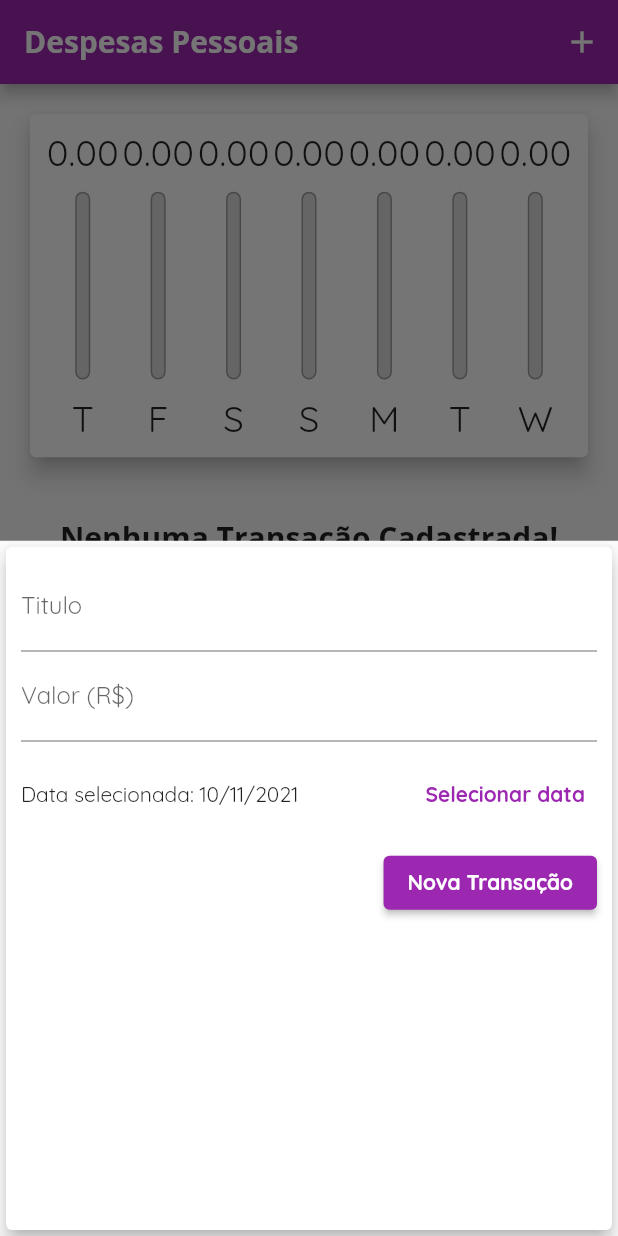
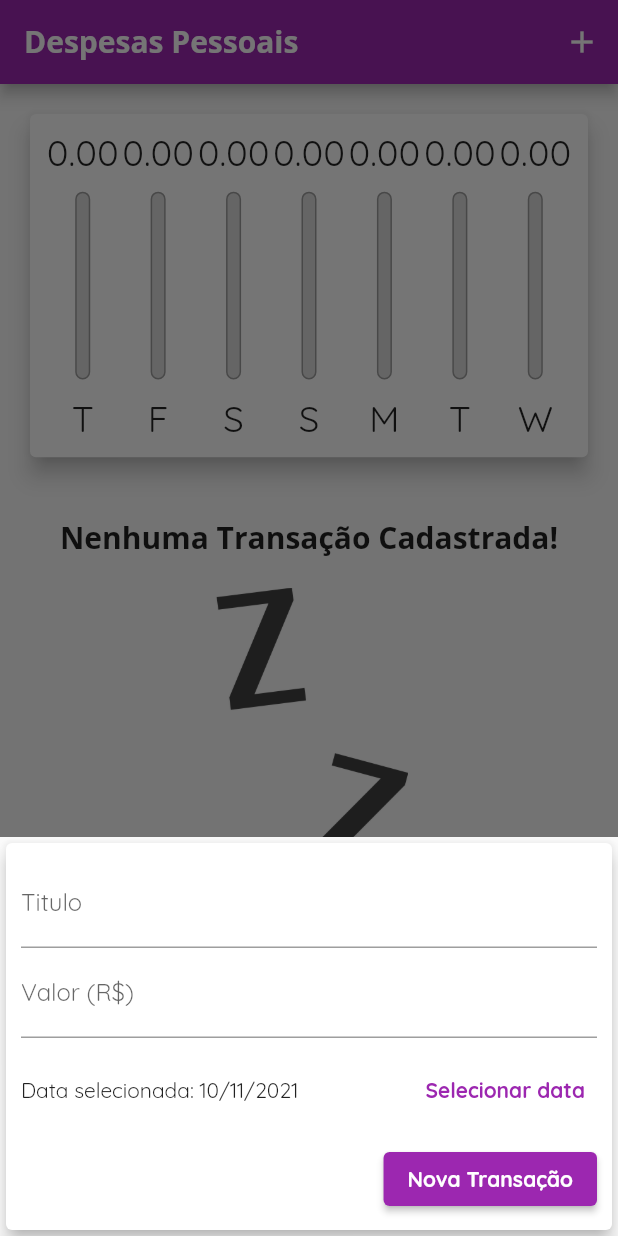
Before and after one commit to Fabio-L-C/personal-expenses-in-flutter, a Flutter app: the screen it shows after launch, after a tap on the "add" icon, on a phone screen of 412 x 824 dp. Run offline on Flutter 3.47's test engine with Material 2 defaults, Android fonts, the phone set to English and light mode, and no system bars.

Commit message:
Video 163

```diff
--- a/lib/components/transaction_form.dart
+++ b/lib/components/transaction_form.dart
@@ -51,10 +51,16 @@ class _TransactionFromState extends State<TransactionFrom> {
 
   @override
   Widget build(BuildContext context) {
-    return Card(
+    return SingleChildScrollView(
+      child: Card(
         elevation: 5,
         child: Padding(
-        padding: const EdgeInsets.all(10),
+          padding: EdgeInsets.only(
+            top: 10,
+            right: 10,
+            left: 10,
+            bottom: 10 + MediaQuery.of(context).viewInsets.bottom,
+          ),
           child: Column(
             children: [
               TextField(
@@ -113,6 +119,7 @@ class _TransactionFromState extends State<TransactionFrom> {
             ],
           ),
         ),
+      ),
     );
   }
 }
--- a/lib/main.dart
+++ b/lib/main.dart
@@ -64,6 +64,7 @@ class _MyHomePageState extends State<MyHomePage> {
 
   _openTransactionFormModal(BuildContext context) {
     showModalBottomSheet(
+      isScrollControlled: true,
       context: context,
       builder: (_) {
         return TransactionFrom(_addTransaction);
@@ -73,8 +74,8 @@ class _MyHomePageState extends State<MyHomePage> {
 
   @override
   Widget build(BuildContext context) {
-    bool isLandScape =
-        MediaQuery.of(context).orientation == Orientation.landscape;
+    final mediaQuery = MediaQuery.of(context);
+    bool isLandScape = mediaQuery.orientation == Orientation.landscape;
 
     final appBar = AppBar(
       title: Text(
@@ -101,9 +102,9 @@ class _MyHomePageState extends State<MyHomePage> {
       ],
     );
 
-    final availableHeight = MediaQuery.of(context).size.height -
+    final availableHeight = mediaQuery.size.height -
         appBar.preferredSize.height -
-        MediaQuery.of(context).padding.top;
+        mediaQuery.padding.top;
 
     return Scaffold(
       appBar: appBar,
@@ -118,7 +119,7 @@ class _MyHomePageState extends State<MyHomePage> {
               ),
             if (!_showChart || !isLandScape)
               Container(
-                height: availableHeight * 0.65,
+                height: availableHeight * (isLandScape ? 1 : 0.65),
                 child: TransactionList(_transactions, _removeTransaction),
               ),
           ],
```
Also changed, not shown: lib/components/transaction_list.dart (+18 -5 lines). Lines whose indentation alone changed are shown as unchanged.
